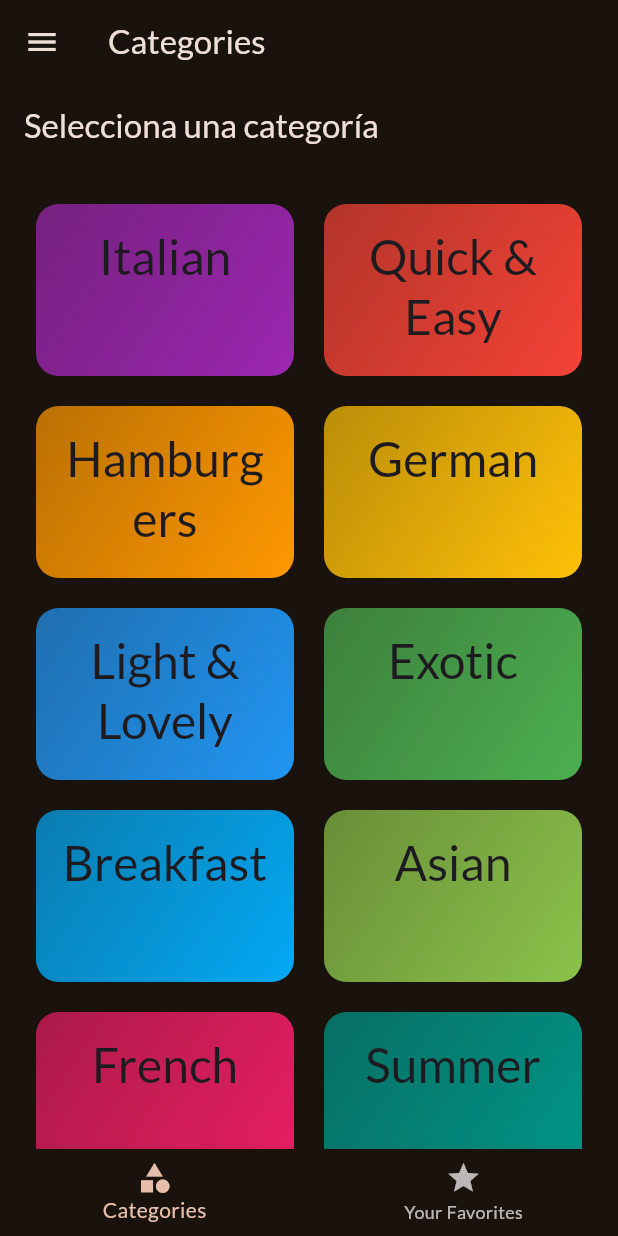
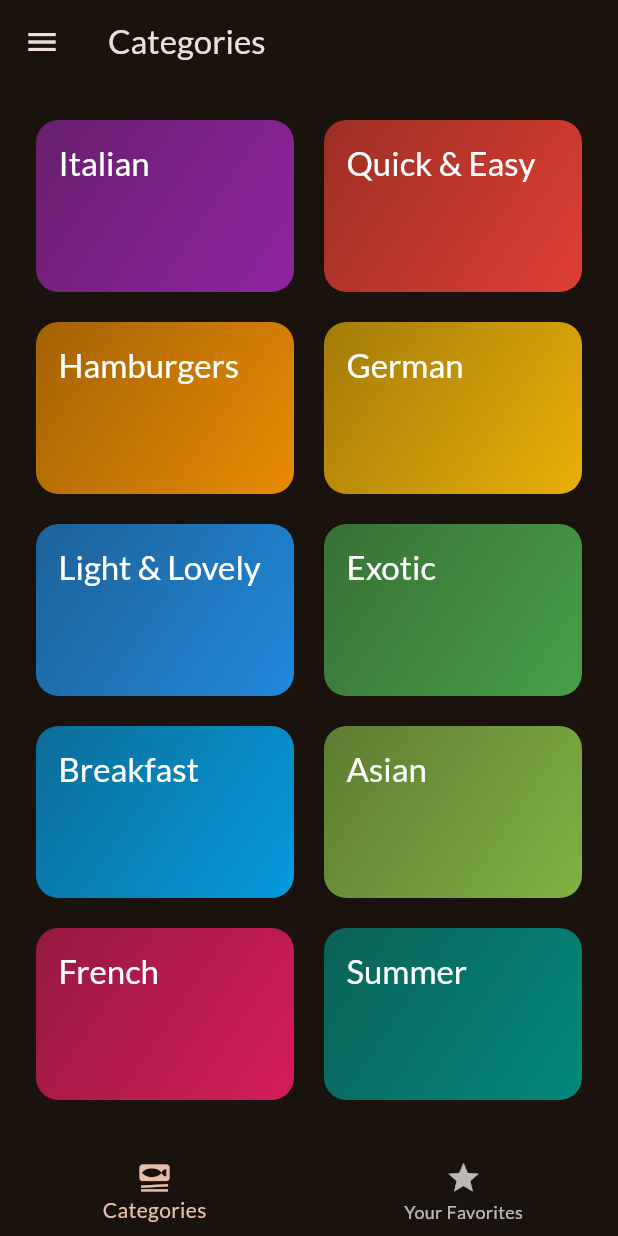
Before and after one commit to victortelles/flutter-Recetario-comida, a Flutter app: the screen it shows after launch, on a phone screen of 412 x 824 dp. Run offline on Flutter 3.47's test engine with Material 3 defaults, Android fonts, the phone set to English and light mode, and no system bars; our stand-ins replace google_fonts.

Commit message:
Actualizacion de categories.

```diff
--- a/lib/screens/categories.dart
+++ b/lib/screens/categories.dart
@@ -9,23 +9,26 @@ class CategoriesScreen extends StatelessWidget {
   @override
   Widget build(BuildContext context) {
     return Scaffold(
-      appBar: AppBar(
-        title: const Text('Selecciona una categoría'),
-      ),
+      //GridView
       body: GridView(
+        //Espaciado
         padding: const EdgeInsets.all(24),
         gridDelegate: const SliverGridDelegateWithFixedCrossAxisCount(
+          //Dividirlo 2 columas
           crossAxisCount: 2,
           childAspectRatio: 3 / 2,
           crossAxisSpacing: 20,
           mainAxisSpacing: 20,
         ),
+
+        //Mostrar categorias
         children: [
           // Itera sobre las categorías disponibles
           for (final category in availableCategories)
             CategoryGridItem(
               category: category,
               onSelectCategory: () {
+                // Funcionadlidad para Navegar a la pantalla de detalles de la categoría
 
               },
             ),
--- a/lib/screens/tabs.dart
+++ b/lib/screens/tabs.dart
@@ -11,6 +11,7 @@ class TabsScreen extends StatefulWidget {
 }
 
 class _TabsScreenState extends State<TabsScreen> {
+  //Indice inicial pagina
   int _selectedPageIndex = 0;
 
   final List<Map<String, dynamic>> _pages = [
@@ -39,7 +40,7 @@ class _TabsScreenState extends State<TabsScreen> {
         items: const [
           //Opc1: Categorias
           BottomNavigationBarItem(
-            icon: Icon(Icons.category),
+            icon: Icon(Icons.set_meal),
             label: 'Categories',
           ),
           //Opc2: Favoritos
--- a/lib/widgets/category_grid_item.dart
+++ b/lib/widgets/category_grid_item.dart
@@ -1,33 +1,50 @@
 import 'package:flutter/material.dart';
 import 'package:tarea_10_recetario/models/category.dart';
 
+//Constructor
 class CategoryGridItem extends StatelessWidget {
-  const CategoryGridItem({super.key, required this.category, required this.onSelectCategory});
+  const CategoryGridItem({
+    super.key,
+    required this.category,
+    required this.onSelectCategory
+    });
 
+  //informacion que obtiene (titulo, color)
   final Category category;
+
+  // Funcion que se ejecuta cuando se toca un elemento
   final void Function() onSelectCategory;
 
   @override
   Widget build(BuildContext context) {
-    return InkWell(
-      onTap: onSelectCategory,
-      borderRadius: BorderRadius.circular(15),
-      splashColor: category.color.withOpacity(0.5),
-      child: Container(
+    //Contenedor principal
+    return Container(
+      //Espaciado
       padding: const EdgeInsets.all(15),
       decoration: BoxDecoration(
+        //Degradado al contenedor
         gradient: LinearGradient(
-            colors: [category.color.withOpacity(0.7), category.color],
+          colors: [
+            category.color.withOpacity(0.6),
+            category.color.withOpacity(0.9)
+          ],
+          //Inicia / finaliza (Arriba izq - Abajo Der.)
           begin: Alignment.topLeft,
-            end: Alignment.bottomRight,
+          end: Alignment.bottomRight
         ),
+
+        //Color y bordeado
+        color: category.color,
         borderRadius: BorderRadius.circular(15),
       ),
+
+      //Titulo
+      alignment: Alignment.topLeft,
       child: Text(
         category.title,
-          style: Theme.of(context).textTheme.headlineLarge,
-          textAlign: TextAlign.center,
-        ),
+        style: Theme.of(context)
+          .textTheme.titleLarge
+          ?.copyWith(color: Colors.white),
       ),
     );
   }
```
Lines whose indentation alone changed are shown as unchanged.
